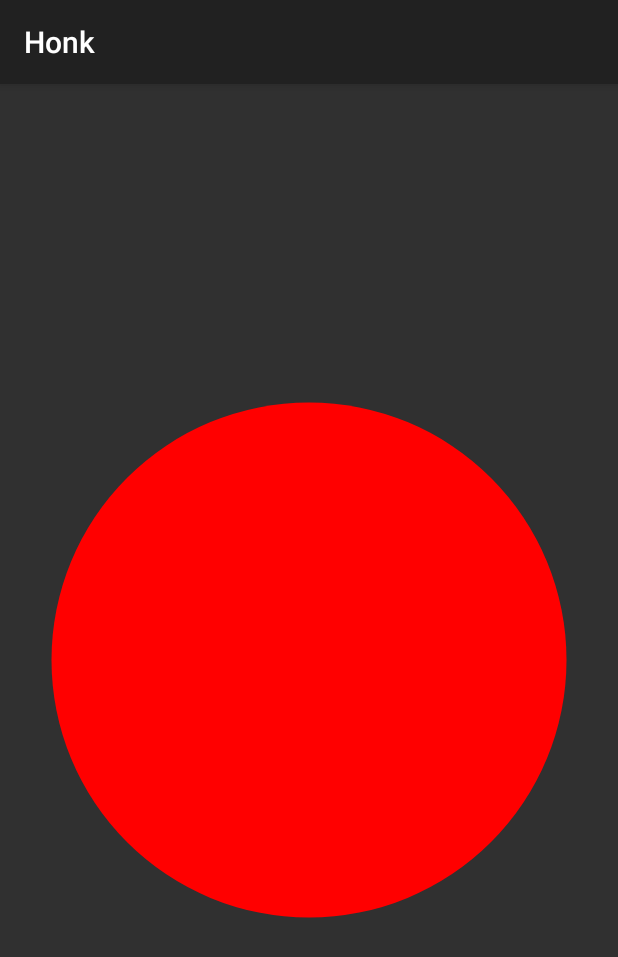
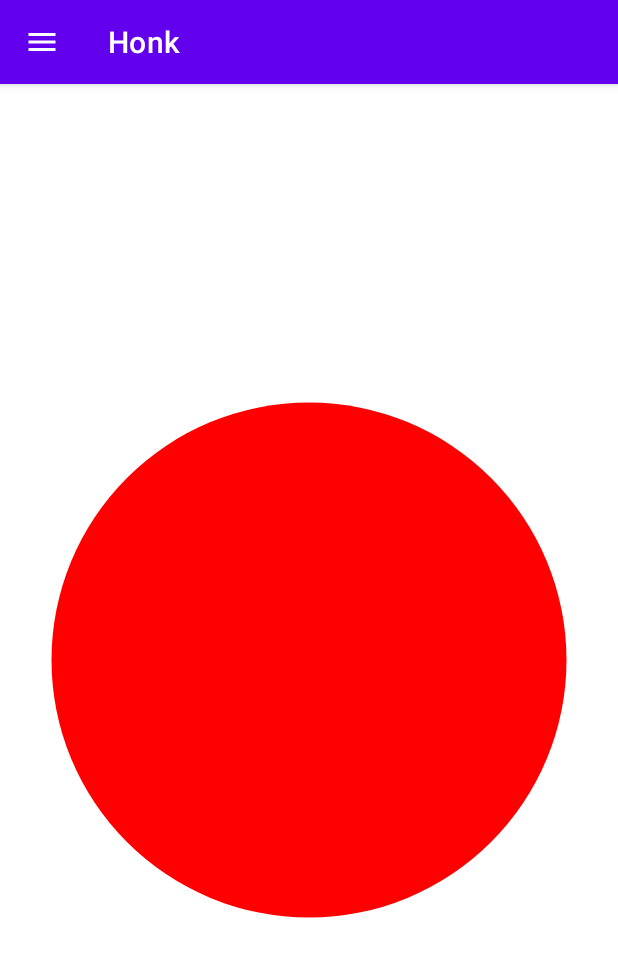
Before and after one commit to pyslop/honk, an Android app: the screen it shows after launch (MainActivity), on a phone screen of 412 x 824 dp. Shown: the top 957 px of the screen. Run offline under Robolectric (Android 15) with nearby library versions, the phone set to English and light mode, and no system bars.

Commit message:
Add navigation drawer and sound selection feature

```diff
--- a/app/src/main/AndroidManifest.xml
+++ b/app/src/main/AndroidManifest.xml
@@ -5,7 +5,7 @@
         android:allowBackup="true"
         android:icon="@drawable/ic_launcher"
         android:label="@string/app_name"
-        android:theme="@style/Theme.AppCompat">
+        android:theme="@style/Theme.Honk">
         <activity
             android:name=".MainActivity"
             android:exported="true">
--- a/app/src/main/java/com/example/honk/MainActivity.kt
+++ b/app/src/main/java/com/example/honk/MainActivity.kt
@@ -8,10 +8,16 @@ import android.os.Bundle
 import android.os.Handler
 import android.os.Looper
 import android.view.MotionEvent
+import android.view.MenuItem
 import androidx.appcompat.app.AppCompatActivity
 import androidx.appcompat.widget.AppCompatImageButton
+import androidx.appcompat.widget.Toolbar
+import androidx.drawerlayout.widget.DrawerLayout
+import com.google.android.material.navigation.NavigationView
 
 class MainActivity : AppCompatActivity() {
+    private lateinit var drawerLayout: DrawerLayout
+    private var currentSoundResourceId = R.raw.honk_sound
     private var soundPool: SoundPool? = null
     private var honkSoundId = 0
     private var currentStreamId = 0
@@ -29,9 +35,37 @@ class MainActivity : AppCompatActivity() {
         super.onCreate(savedInstanceState)
         setContentView(R.layout.activity_main)
 
+        setupToolbarAndDrawer()
         initializeSoundPool()
+        setupHonkButton()
+    }
 
-        val honkButton = findViewById<AppCompatImageButton>(R.id.honkButton)
+    private fun setupToolbarAndDrawer() {
+        val toolbar: Toolbar = findViewById(R.id.toolbar)
+        setSupportActionBar(toolbar)
+        supportActionBar?.setDisplayHomeAsUpEnabled(true)
+        supportActionBar?.setHomeAsUpIndicator(R.drawable.ic_menu)
+
+        drawerLayout = findViewById(R.id.drawerLayout)
+        val navigationView: NavigationView = findViewById(R.id.navView)
+        navigationView.setNavigationItemSelectedListener { menuItem ->
+            when (menuItem.itemId) {
+                R.id.sound_goose -> currentSoundResourceId = R.raw.honk_sound
+                R.id.sound_duck -> currentSoundResourceId = R.raw.duck_sound
+                R.id.sound_trumpet -> currentSoundResourceId = R.raw.trumpet_sound
+            }
+            // Reload sound
+            soundPool?.unload(honkSoundId)
+            honkSoundId = soundPool?.load(this, currentSoundResourceId, 1) ?: 0
+
+            menuItem.isChecked = true
+            drawerLayout.closeDrawers()
+            true
+        }
+    }
+
+    private fun setupHonkButton() {
+        val honkButton: AppCompatImageButton = findViewById(R.id.honkButton)
         honkButton.setOnTouchListener { v, event ->
             when (event.action) {
                 MotionEvent.ACTION_DOWN -> {
@@ -50,6 +84,14 @@ class MainActivity : AppCompatActivity() {
                 else -> false
             }
         }
+    }
+
+    override fun onOptionsItemSelected(item: MenuItem): Boolean {
+        if (item.itemId == android.R.id.home) {
+            drawerLayout.open()
+            return true
+        }
+        return super.onOptionsItemSelected(item)
     }
 
     private fun initializeSoundPool() {
--- /dev/null
+++ b/app/src/main/res/drawable/ic_menu.xml
@@ -0,0 +1,10 @@
+<?xml version="1.0" encoding="utf-8"?>
+<vector xmlns:android="http://schemas.android.com/apk/res/android"
+    android:width="24dp"
+    android:height="24dp"
+    android:viewportWidth="24"
+    android:viewportHeight="24">
+    <path
+        android:fillColor="#FFFFFF"
+        android:pathData="M3,18h18v-2H3v2zm0,-5h18v-2H3v2zm0,-7v2h18V6H3z"/>
+</vector>
--- a/app/src/main/res/layout/activity_main.xml
+++ b/app/src/main/res/layout/activity_main.xml
@@ -1,9 +1,23 @@
 <?xml version="1.0" encoding="utf-8"?>
-<androidx.constraintlayout.widget.ConstraintLayout
+<androidx.drawerlayout.widget.DrawerLayout
     xmlns:android="http://schemas.android.com/apk/res/android"
     xmlns:app="http://schemas.android.com/apk/res-auto"
+    android:id="@+id/drawerLayout"
     android:layout_width="match_parent"
     android:layout_height="match_parent">
+
+    <androidx.constraintlayout.widget.ConstraintLayout
+        android:layout_width="match_parent"
+        android:layout_height="match_parent">
+
+        <androidx.appcompat.widget.Toolbar
+            android:id="@+id/toolbar"
+            android:layout_width="match_parent"
+            android:layout_height="?attr/actionBarSize"
+            android:background="?attr/colorPrimary"
+            android:elevation="4dp"
+            android:theme="@style/ThemeOverlay.AppCompat.Dark.ActionBar"
+            app:layout_constraintTop_toTopOf="parent"/>
 
         <androidx.appcompat.widget.AppCompatImageButton
             android:id="@+id/honkButton"
@@ -16,9 +30,19 @@
             app:layout_constraintDimensionRatio="1:1"
             app:layout_constraintWidth_percent="0.7"
             app:layout_constraintHeight_percent="0.7"
-        app:layout_constraintTop_toTopOf="parent"
+            app:layout_constraintTop_toBottomOf="@id/toolbar"
             app:layout_constraintBottom_toBottomOf="parent"
             app:layout_constraintStart_toStartOf="parent"
             app:layout_constraintEnd_toEndOf="parent" />
 
     </androidx.constraintlayout.widget.ConstraintLayout>
+
+    <com.google.android.material.navigation.NavigationView
+        android:id="@+id/navView"
+        android:layout_width="wrap_content"
+        android:layout_height="match_parent"
+        android:layout_gravity="start"
+        app:headerLayout="@layout/nav_header"
+        app:menu="@menu/drawer_menu"/>
+
+</androidx.drawerlayout.widget.DrawerLayout>
--- /dev/null
+++ b/app/src/main/res/menu/drawer_menu.xml
@@ -0,0 +1,15 @@
+<?xml version="1.0" encoding="utf-8"?>
+<menu xmlns:android="http://schemas.android.com/apk/res/android">
+    <group android:checkableBehavior="single">
+        <item
+            android:id="@+id/sound_goose"
+            android:title="Goose Honk"
+            android:checked="true"/>
+        <item
+            android:id="@+id/sound_duck"
+            android:title="Duck Quack"/>
+        <item
+            android:id="@+id/sound_trumpet"
+            android:title="Trumpet"/>
+    </group>
+</menu>
--- /dev/null
+++ b/app/src/main/res/values/colors.xml
@@ -0,0 +1,6 @@
+<?xml version="1.0" encoding="utf-8"?>
+<resources>
+    <color name="purple_500">#FF6200EE</color>
+    <color name="purple_700">#FF3700B3</color>
+    <color name="white">#FFFFFFFF</color>
+</resources>
--- /dev/null
+++ b/app/src/main/res/values/themes.xml
@@ -0,0 +1,10 @@
+<?xml version="1.0" encoding="utf-8"?>
+<resources>
+    <style name="Theme.Honk" parent="Theme.MaterialComponents.DayNight.NoActionBar">
+        <item name="colorPrimary">@color/purple_500</item>
+        <item name="colorPrimaryVariant">@color/purple_700</item>
+        <item name="colorOnPrimary">@color/white</item>
+        <item name="windowActionBar">false</item>
+        <item name="windowNoTitle">true</item>
+    </style>
+</resources>
```
Also changed, not shown: app/src/main/res/layout/nav_header.xml (added, +16 -0 lines), 3 other files. Lines whose indentation alone changed are shown as unchanged.
